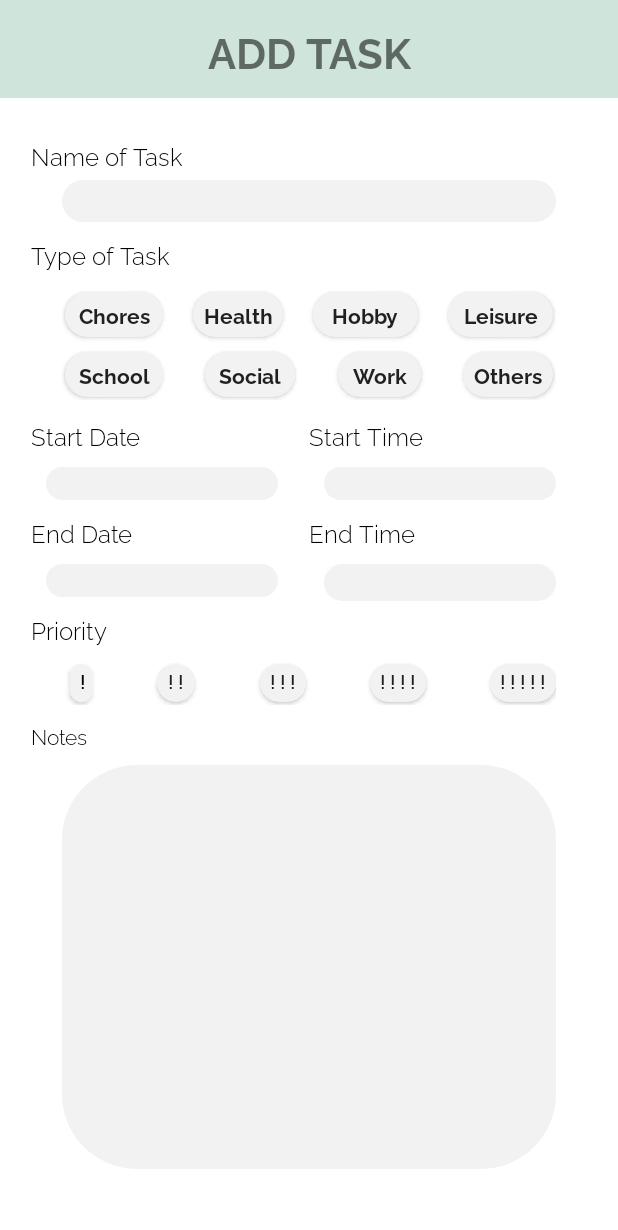
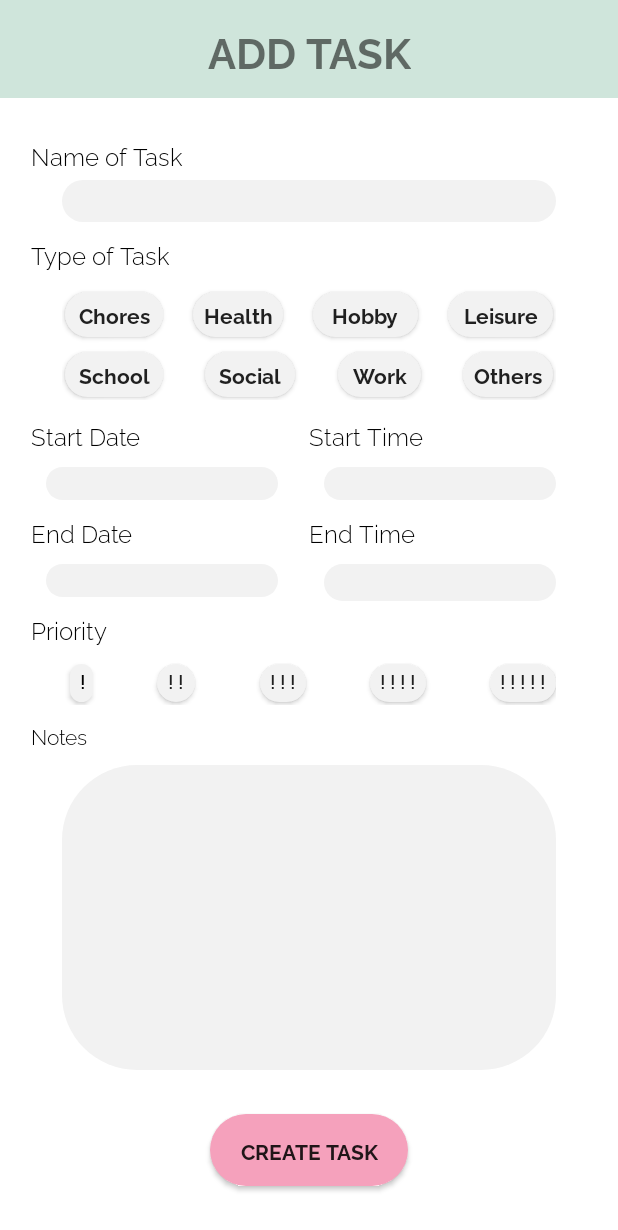
Before and after one commit to francheska-vicente/mobdeve-pokeplan, an Android app: the AddTaskActivity screen opened directly, with no data from a screen before it, on a phone screen of 412 x 824 dp. Shown: the top 1230 px of the screen. Run offline under Robolectric (Android 15) with nearby library versions, the phone set to English and light mode, and no system bars.

Commit message:
add task keywords

```diff
--- a/pokeplan/app/src/main/java/com/mobdeve/s11/pokeplan/AddTaskActivity.java
+++ b/pokeplan/app/src/main/java/com/mobdeve/s11/pokeplan/AddTaskActivity.java
@@ -16,6 +16,15 @@ import java.util.Locale;
 
 public class AddTaskActivity extends AppCompatActivity {
 
+    public static final String KEY_TASKNAME = "KEY_TASKNAME";
+    public static final String KEY_CATEGORY = "KEY_CATEGORY";
+    public static final String KEY_PRIORITY = "KEY_PRIORITY";
+    public static final String KEY_START_DATE = "KEY_START_DATE";
+    public static final String KEY_START_TIME = "KEY_START_TIME";
+    public static final String KEY_END_DATE = "KEY_END_DATE";
+    public static final String KEY_END_TIME = "KEY_END_TIME";
+    public static final String KEY_NOTES = "KEY_NOTES";
+
     @Override
     protected void onCreate(Bundle savedInstanceState) {
         super.onCreate(savedInstanceState);
@@ -24,18 +33,10 @@ public class AddTaskActivity extends AppCompatActivity {
     }
 
     private void initComponents () {
-        this.initType ();
         this.initDeadline ();
         this.initTimeDue ();
     }
 
-    private void initType () {
-//        Spinner spinner = (Spinner) findViewById(R.id.sp_add_task_type);
-//        ArrayAdapter<CharSequence> adapter = ArrayAdapter.createFromResource(this,
-//                R.array.add_task_type_array, android.R.layout.simple_spinner_item);
-//        adapter.setDropDownViewResource(R.layout.template_spinner);
-//        spinner.setAdapter(adapter);
-    }
 
     private void initDeadline () {
         EditText edittext= (EditText) findViewById(R.id.et_add_task_start_date);
--- a/pokeplan/app/src/main/java/com/mobdeve/s11/pokeplan/TasklistFragment.java
+++ b/pokeplan/app/src/main/java/com/mobdeve/s11/pokeplan/TasklistFragment.java
@@ -40,6 +40,7 @@ public class TasklistFragment extends Fragment {
                 Intent intent = result.getData();
 
                 /* TODO: add intent */
+
             }
         }
     );
--- a/pokeplan/app/src/main/res/layout/activity_add_task.xml
+++ b/pokeplan/app/src/main/res/layout/activity_add_task.xml
@@ -105,7 +105,7 @@
         android:layout_width="wrap_content"
         android:layout_height="wrap_content"
         android:orientation="horizontal"
-        app:layout_constraintGuide_percent="0.95" />
+        app:layout_constraintGuide_percent="0.87" />
 
     <TextView
         android:id="@+id/tv_add_task_label_type"
@@ -401,7 +401,7 @@
         app:layout_constraintTop_toBottomOf="@+id/tv_add_task_label_priority">
 
         <Button
-            android:id="@+id/textView9"
+            android:id="@+id/btn_add_task_priority_1"
             android:layout_width="15dp"
             android:layout_height="25dp"
             android:layout_centerVertical="true"
@@ -424,7 +424,7 @@
             app:layout_constraintTop_toTopOf="parent" />
 
         <Button
-            android:id="@+id/textView10"
+            android:id="@+id/btn_add_task_priority_2"
             android:layout_width="wrap_content"
             android:layout_height="25dp"
             android:layout_centerVertical="true"
@@ -441,12 +441,12 @@
             android:text="!!"
             android:textSize="16sp"
             app:layout_constraintBottom_toBottomOf="parent"
-            app:layout_constraintEnd_toStartOf="@+id/textView11"
-            app:layout_constraintStart_toEndOf="@+id/textView9"
+            app:layout_constraintEnd_toStartOf="@+id/btn_add_task_priority_3"
+            app:layout_constraintStart_toEndOf="@+id/btn_add_task_priority_1"
             app:layout_constraintTop_toTopOf="parent" />
 
         <Button
-            android:id="@+id/textView11"
+            android:id="@+id/btn_add_task_priority_3"
             android:layout_width="wrap_content"
             android:layout_height="25dp"
             android:layout_centerVertical="true"
@@ -464,12 +464,12 @@
             android:text="!!!"
             android:textSize="16sp"
             app:layout_constraintBottom_toBottomOf="parent"
-            app:layout_constraintEnd_toStartOf="@+id/textView12"
-            app:layout_constraintStart_toEndOf="@+id/textView10"
+            app:layout_constraintEnd_toStartOf="@+id/btn_add_task_priority_4"
+            app:layout_constraintStart_toEndOf="@+id/btn_add_task_priority_2"
             app:layout_constraintTop_toTopOf="parent" />
 
         <Button
-            android:id="@+id/textView12"
+            android:id="@+id/btn_add_task_priority_4"
             android:layout_width="wrap_content"
             android:layout_height="25dp"
             android:layout_centerVertical="true"
@@ -487,12 +487,12 @@
             android:text="!!!!"
             android:textSize="16sp"
             app:layout_constraintBottom_toBottomOf="parent"
-            app:layout_constraintEnd_toStartOf="@+id/textView13"
-            app:layout_constraintStart_toEndOf="@+id/textView11"
+            app:layout_constraintEnd_toStartOf="@+id/btn_add_task_priority_5"
+            app:layout_constraintStart_toEndOf="@+id/btn_add_task_priority_3"
             app:layout_constraintTop_toTopOf="parent" />
 
         <Button
-            android:id="@+id/textView13"
+            android:id="@+id/btn_add_task_priority_5"
             android:layout_width="wrap_content"
             android:layout_height="25dp"
             android:layout_centerVertical="true"
@@ -544,5 +544,20 @@
         app:layout_constraintStart_toStartOf="@+id/gl_add_task_ver10p"
         app:layout_constraintTop_toBottomOf="@+id/tv_add_task_label_notes" />
 
+    <Button
+        android:id="@+id/btn_add_task_create"
+        android:layout_width="wrap_content"
+        android:layout_height="wrap_content"
+        android:background="@drawable/rounded_rectangle"
+        android:backgroundTint="@color/pink_button"
+        android:fontFamily="@font/raleway_bold"
+        android:paddingLeft="20dp"
+        android:paddingRight="20dp"
+        android:text="CREATE TASK"
+        app:layout_constraintBottom_toBottomOf="parent"
+        app:layout_constraintEnd_toStartOf="@+id/gl_add_task_ver90p"
+        app:layout_constraintStart_toStartOf="@+id/gl_add_task_ver10p"
+        app:layout_constraintTop_toTopOf="@+id/gl_add_task_hor90p" />
+
 
 </androidx.constraintlayout.widget.ConstraintLayout>
```
